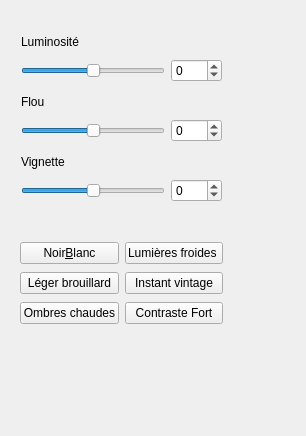
NesrineGhannay/ImagEdit, file filterarea.ui: the form before one commit.
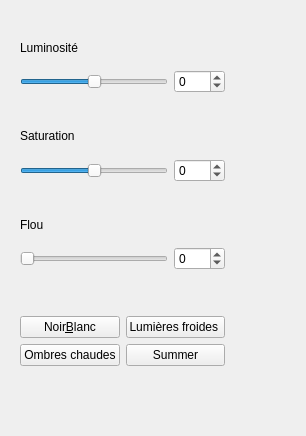
The form after the commit.

Commit message: Added Summer filter, Slider Saturation implementation and readjustment of old filters

```diff
--- a/filterarea.ui
+++ b/filterarea.ui
@@ -13,15 +13,19 @@
   <property name="windowTitle">
    <string>Form</string>
   </property>
-  <widget class="QWidget" name="layoutWidget">
+  <widget class="QWidget" name="">
    <property name="geometry">
     <rect>
-     <x>21</x>
+     <x>20</x>
      <y>31</y>
-     <width>201</width>
-     <height>51</height>
+     <width>205</width>
+     <height>335</height>
     </rect>
    </property>
+   <layout class="QGridLayout" name="gridLayout_2">
+    <item row="0" column="0">
+     <layout class="QVBoxLayout" name="verticalLayout_4">
+      <item>
    <layout class="QVBoxLayout" name="verticalLayout">
     <item>
      <widget class="QLabel" name="luminositeText">
@@ -58,16 +62,72 @@
      </layout>
     </item>
    </layout>
-  </widget>
-  <widget class="QWidget" name="layoutWidget">
-   <property name="geometry">
-    <rect>
-     <x>21</x>
-     <y>91</y>
-     <width>201</width>
-     <height>51</height>
-    </rect>
-   </property>
+      </item>
+      <item>
+       <spacer name="horizontalSpacer">
+        <property name="orientation">
+         <enum>Qt::Horizontal</enum>
+        </property>
+        <property name="sizeHint" stdset="0">
+         <size>
+          <width>198</width>
+          <height>20</height>
+         </size>
+        </property>
+       </spacer>
+      </item>
+      <item>
+       <layout class="QVBoxLayout" name="verticalLayout_3">
+        <item>
+         <widget class="QLabel" name="saturationText">
+          <property name="text">
+           <string>Saturation</string>
+          </property>
+         </widget>
+        </item>
+        <item>
+         <layout class="QHBoxLayout" name="horizontalLayout_2">
+          <item>
+           <widget class="QSlider" name="saturationSlider">
+            <property name="minimum">
+             <number>-100</number>
+            </property>
+            <property name="maximum">
+             <number>100</number>
+            </property>
+            <property name="orientation">
+             <enum>Qt::Horizontal</enum>
+            </property>
+           </widget>
+          </item>
+          <item>
+           <widget class="QSpinBox" name="saturationNumber">
+            <property name="minimum">
+             <number>-100</number>
+            </property>
+            <property name="maximum">
+             <number>100</number>
+            </property>
+           </widget>
+          </item>
+         </layout>
+        </item>
+       </layout>
+      </item>
+      <item>
+       <spacer name="horizontalSpacer_2">
+        <property name="orientation">
+         <enum>Qt::Horizontal</enum>
+        </property>
+        <property name="sizeHint" stdset="0">
+         <size>
+          <width>198</width>
+          <height>20</height>
+         </size>
+        </property>
+       </spacer>
+      </item>
+      <item>
    <layout class="QVBoxLayout" name="verticalLayout_2">
     <item>
      <widget class="QLabel" name="blurText">
@@ -81,7 +141,7 @@
       <item>
        <widget class="QSlider" name="blurSlider">
         <property name="minimum">
-         <number>-100</number>
+             <number>0</number>
         </property>
         <property name="maximum">
          <number>100</number>
@@ -104,91 +164,37 @@
      </layout>
     </item>
    </layout>
-  </widget>
-  <widget class="QWidget" name="layoutWidget">
-   <property name="geometry">
-    <rect>
-     <x>21</x>
-     <y>151</y>
-     <width>201</width>
-     <height>51</height>
-    </rect>
-   </property>
-   <layout class="QVBoxLayout" name="verticalLayout_3">
-    <item>
-     <widget class="QLabel" name="vignetteText">
-      <property name="text">
-       <string>Vignette</string>
-      </property>
-     </widget>
     </item>
     <item>
-     <layout class="QHBoxLayout" name="horizontalLayout_2">
-      <item>
-       <widget class="QSlider" name="VignetteSlider">
-        <property name="minimum">
-         <number>-100</number>
-        </property>
-        <property name="maximum">
-         <number>100</number>
-        </property>
+       <spacer name="horizontalSpacer_3">
         <property name="orientation">
          <enum>Qt::Horizontal</enum>
         </property>
-       </widget>
-      </item>
-      <item>
-       <widget class="QSpinBox" name="vignetteBox">
-        <property name="minimum">
-         <number>-100</number>
+        <property name="sizeHint" stdset="0">
+         <size>
+          <width>198</width>
+          <height>20</height>
+         </size>
         </property>
-        <property name="maximum">
-         <number>100</number>
-        </property>
-       </widget>
+       </spacer>
       </item>
      </layout>
     </item>
-   </layout>
-  </widget>
-  <widget class="QWidget" name="layoutWidget">
-   <property name="geometry">
-    <rect>
-     <x>20</x>
-     <y>240</y>
-     <width>203</width>
-     <height>86</height>
-    </rect>
-   </property>
-   <layout class="QGridLayout" name="gridLayout">
-    <item row="2" column="1">
-     <widget class="QPushButton" name="ContrasteFort">
-      <property name="text">
-       <string>Contraste Fort</string>
+    <item row="1" column="0">
+     <spacer name="horizontalSpacer_4">
+      <property name="orientation">
+       <enum>Qt::Horizontal</enum>
+      </property>
+      <property name="sizeHint" stdset="0">
+       <size>
+        <width>188</width>
+        <height>20</height>
+       </size>
       </property>
-     </widget>
-    </item>
-    <item row="0" column="0">
-     <widget class="QPushButton" name="NbFilterButton">
-      <property name="text">
-       <string>Noir&amp;Blanc</string>
-      </property>
-     </widget>
+     </spacer>
     </item>
     <item row="2" column="0">
-     <widget class="QPushButton" name="OmbresChaudesFilterButton">
-      <property name="text">
-       <string>Ombres chaudes</string>
-      </property>
-     </widget>
-    </item>
-    <item row="1" column="1">
-     <widget class="QPushButton" name="VintageFilterButton">
-      <property name="text">
-       <string>Instant vintage</string>
-      </property>
-     </widget>
-    </item>
+     <layout class="QGridLayout" name="gridLayout">
     <item row="0" column="1">
      <widget class="QPushButton" name="LumFroidesFilterButton">
       <property name="text">
@@ -196,12 +202,28 @@
       </property>
      </widget>
     </item>
+      <item row="1" column="1">
+       <widget class="QPushButton" name="SummerFiltreButton">
+        <property name="text">
+         <string>Summer</string>
+        </property>
+       </widget>
+      </item>
     <item row="1" column="0">
-     <widget class="QPushButton" name="BrouillardFilterButton">
+       <widget class="QPushButton" name="OmbresChaudesFilterButton">
       <property name="text">
-       <string>Léger brouillard</string>
-      </property>
-     </widget>
+         <string>Ombres chaudes</string>
+        </property>
+       </widget>
+      </item>
+      <item row="0" column="0">
+       <widget class="QPushButton" name="NbFilterButton">
+        <property name="text">
+         <string>Noir&amp;Blanc</string>
+        </property>
+       </widget>
+      </item>
+     </layout>
     </item>
    </layout>
   </widget>
```
Left out of the diff: 8 changed lines with no effect on the pictures. Lines whose indentation alone changed are shown as unchanged. The commit also changes 2 other files.
